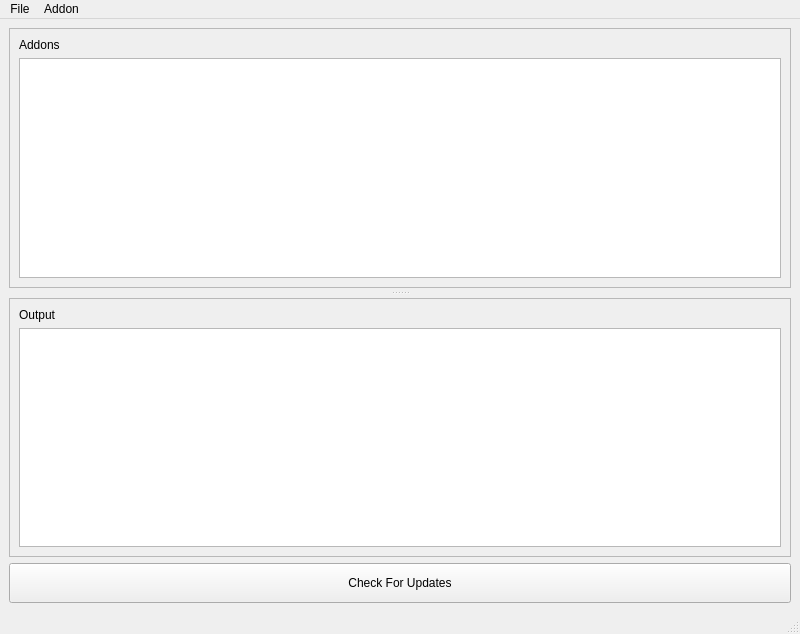
First picture: the form in ui/main_window.ui, repository PaulCanada/wow-addon-updater, before the edit.
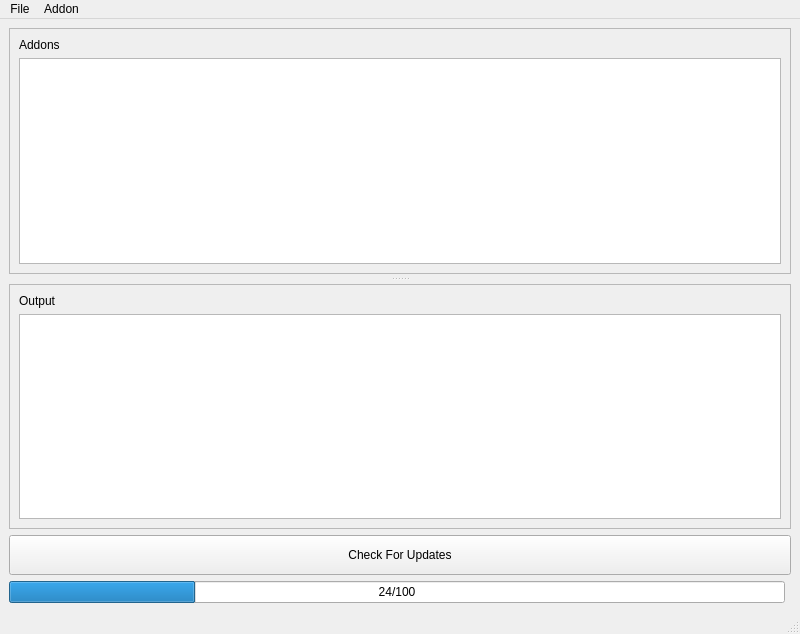
Second picture: the form after the edit.

Commit message: Add progress bar to main GUI.

Diff of the .ui file:
```diff
--- a/ui/main_window.ui
+++ b/ui/main_window.ui
@@ -96,6 +96,25 @@
       </property>
      </widget>
     </item>
+    <item row="3" column="0">
+     <widget class="QProgressBar" name="progressBar">
+      <property name="enabled">
+       <bool>true</bool>
+      </property>
+      <property name="minimumSize">
+       <size>
+        <width>300</width>
+        <height>0</height>
+       </size>
+      </property>
+      <property name="value">
+       <number>24</number>
+      </property>
+      <property name="format">
+       <string>%v/%m</string>
+      </property>
+     </widget>
+    </item>
    </layout>
   </widget>
   <widget class="QMenuBar" name="menubar">
```
The commit also changes 1 other file.
